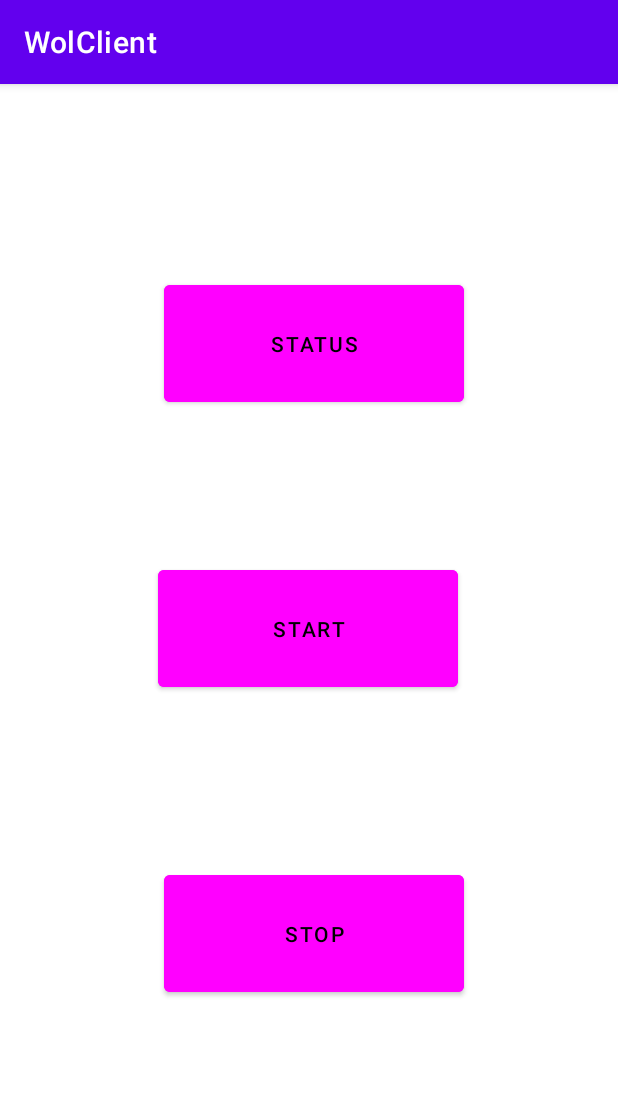
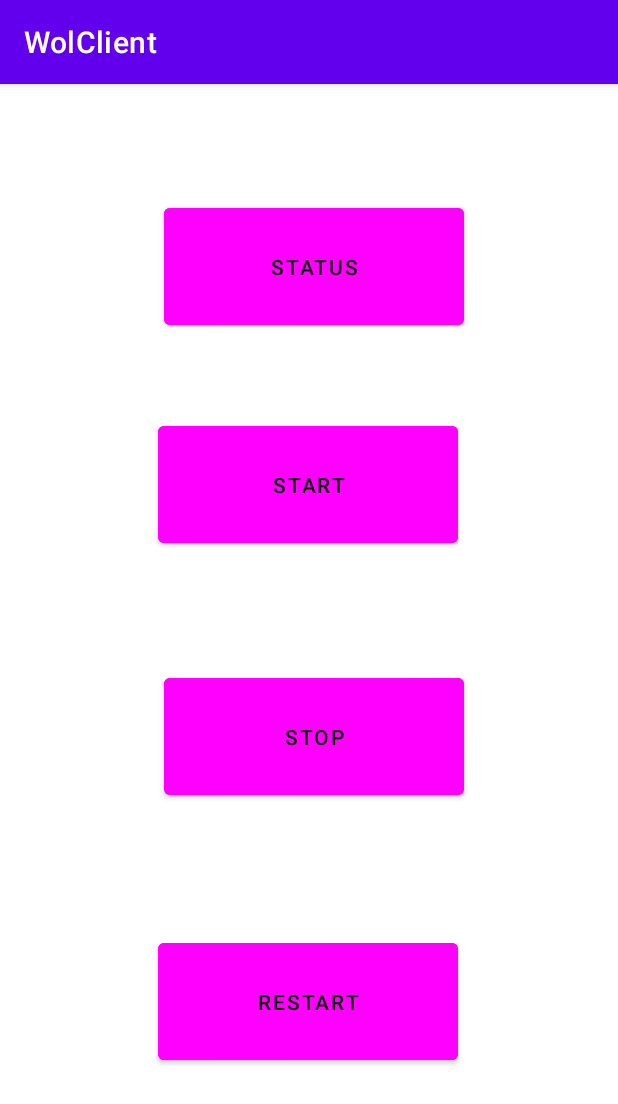
Before and after one commit to Darkrider123/WolClient_http, an Android app: the screen it shows after launch (MainActivity), on a phone screen of 412 x 824 dp. Shown: the top 1104 px of the screen. Run offline under Robolectric (Android 15) with nearby library versions, the phone set to English and light mode, and no system bars.

Commit message:
added restart button

```diff
--- a/app/src/main/java/com/example/wolclient/Config.java
+++ b/app/src/main/java/com/example/wolclient/Config.java
@@ -6,6 +6,8 @@ public class Config {
     public static String stopURL = ConfigThatShouldntAppearOnGit.stopURL;
     public static String statusURL = ConfigThatShouldntAppearOnGit.statusURL;
 
+    public static String restartURL = ConfigThatShouldntAppearOnGit.restartURL;
+
     public static Integer connectionTimeout = 1000 * 31; // 31 seconds
     public static Integer connectionReadTimeout = 1000 * 31; // 31 seconds
 
--- a/app/src/main/java/com/example/wolclient/Request.java
+++ b/app/src/main/java/com/example/wolclient/Request.java
@@ -27,6 +27,10 @@ public class Request {
 
     public GenericResponse post(String url, Object body_object) throws IOException {
         return makeRequest(url, HTTPMethods.POST, body_object);
+    }
+
+    public GenericResponse put(String url, Object body_object) throws IOException {
+        return makeRequest(url, HTTPMethods.PUT, body_object);
     }
 
     public GenericResponse makeRequest(String url, HTTPMethods httpMethod, Object body_object) throws IOException {
--- a/app/src/main/java/com/example/wolclient/WolClient.java
+++ b/app/src/main/java/com/example/wolclient/WolClient.java
@@ -18,4 +18,8 @@ public class WolClient {
         return json.objectMapper.readValue(request.get(Config.statusURL).getBody(), MessageDto.class).getMessage();
     }
 
+    public String restartServer() throws java.io.IOException{
+        return json.objectMapper.readValue(request.put(Config.restartURL, null).getBody(), MessageDto.class).getMessage();
+    }
+
 }
--- a/app/src/main/res/layout/activity_main.xml
+++ b/app/src/main/res/layout/activity_main.xml
@@ -6,6 +6,21 @@
     android:layout_height="match_parent"
     android:backgroundTint="@color/white"
     tools:context=".MainActivity">
+
+    <Button
+        android:id="@+id/restart"
+        android:layout_width="200dp"
+        android:layout_height="90dp"
+        android:layout_weight="1"
+        android:backgroundTint="#FF00FF"
+        android:text="Restart"
+        android:textColor="@color/black"
+        app:layout_constraintBottom_toBottomOf="parent"
+        app:layout_constraintEnd_toEndOf="parent"
+        app:layout_constraintHorizontal_bias="0.497"
+        app:layout_constraintStart_toStartOf="parent"
+        app:layout_constraintTop_toBottomOf="@+id/stop"
+        app:layout_constraintVertical_bias="0.438" />
 
     <Button
         android:id="@+id/status"
@@ -20,7 +35,7 @@
         app:layout_constraintHorizontal_bias="0.516"
         app:layout_constraintStart_toStartOf="parent"
         app:layout_constraintTop_toTopOf="parent"
-        app:layout_constraintVertical_bias="0.562" />
+        app:layout_constraintVertical_bias="0.58" />
 
     <Button
         android:id="@+id/start"
@@ -35,13 +50,12 @@
         app:layout_constraintHorizontal_bias="0.497"
         app:layout_constraintStart_toStartOf="parent"
         app:layout_constraintTop_toTopOf="parent"
-        app:layout_constraintVertical_bias="0.469" />
+        app:layout_constraintVertical_bias="0.327" />
 
     <Button
         android:id="@+id/stop"
         android:layout_width="200dp"
         android:layout_height="90dp"
-        android:layout_marginTop="36dp"
         android:layout_weight="1"
         android:backgroundTint="#FF00FF"
         android:text="Stop"
@@ -51,6 +65,6 @@
         app:layout_constraintHorizontal_bias="0.516"
         app:layout_constraintStart_toStartOf="parent"
         app:layout_constraintTop_toBottomOf="@+id/start"
-        app:layout_constraintVertical_bias="0.331" />
+        app:layout_constraintVertical_bias="0.214" />
 
 </androidx.constraintlayout.widget.ConstraintLayout>
```
Also changed, not shown: app/src/main/java/com/example/wolclient/MainActivity.java (+26 -0 lines).
